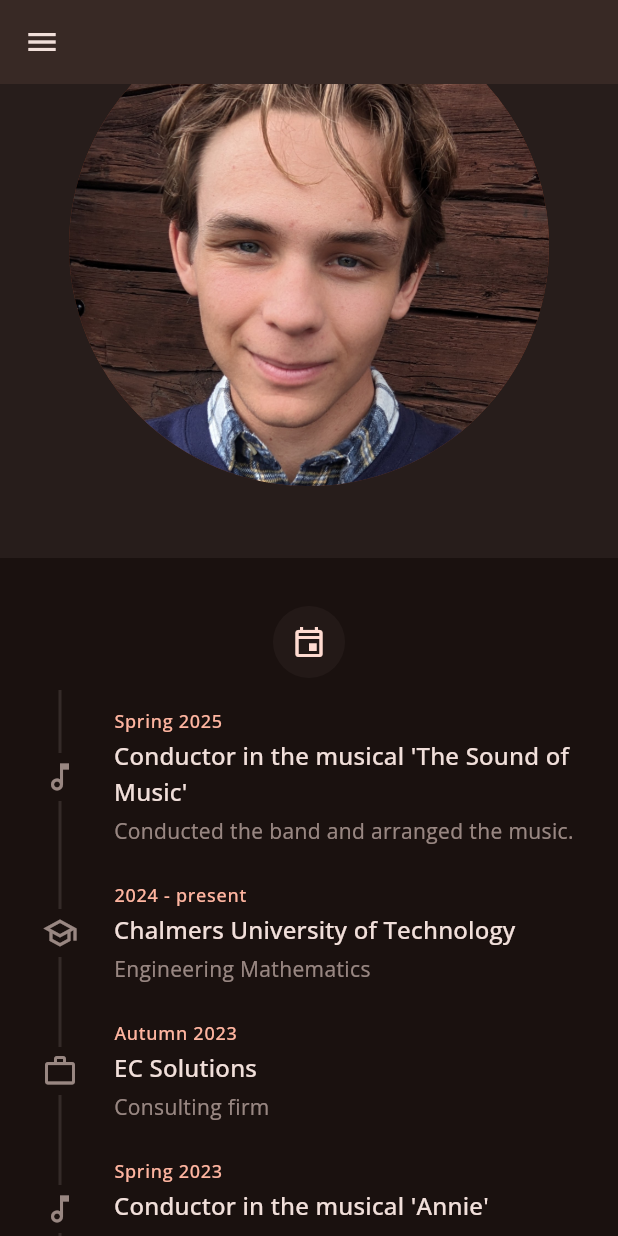
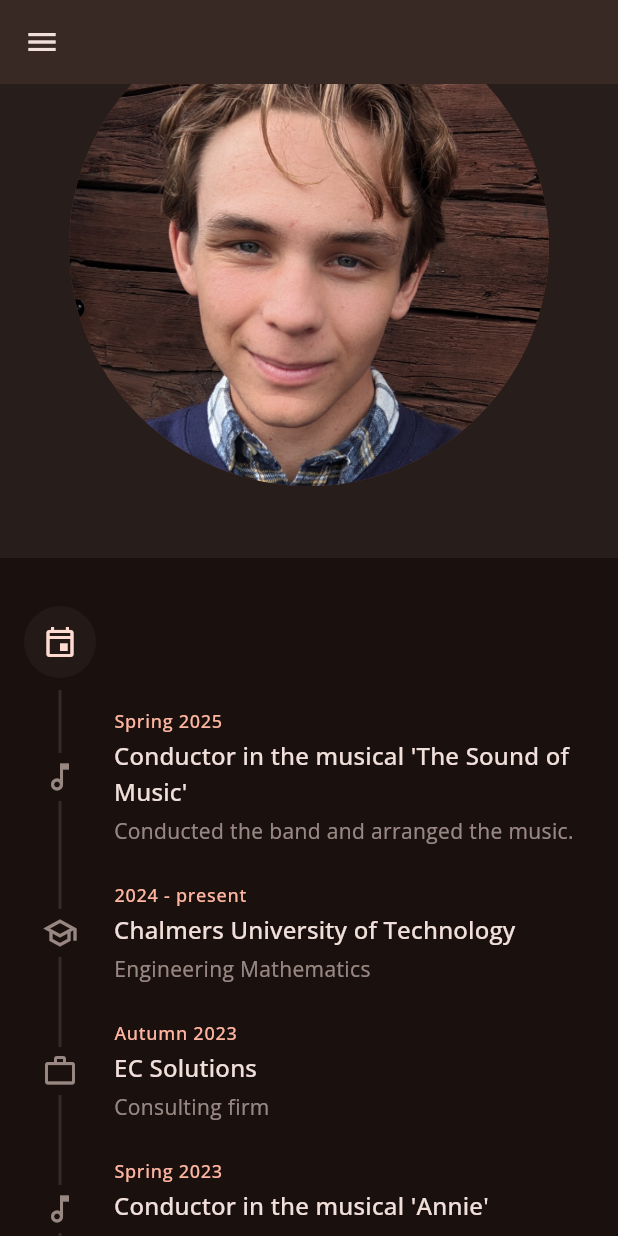
Before and after one commit to bemain/bemain.github.io, a Flutter app: the screen it shows after launch, scrolled down 1152 dp, on a phone screen of 412 x 824 dp. Run offline on Flutter 3.47's test engine with Material 3 defaults, Android fonts, the phone set to English and light mode, and no system bars; our stand-ins replace flutter_markdown, flutter_svg, go_router, google_fonts, timelines_plus; missing offline and left inert: markdown.

Commit message:
Fix alignment problems on the timeline section

```diff
--- a/lib/timeline_section.dart
+++ b/lib/timeline_section.dart
@@ -176,6 +176,10 @@ class _TimelineSectionState extends State<TimelineSection> {
         child: ConstrainedBox(
           constraints: BoxConstraints(maxWidth: 1024),
           child: Column(
+            crossAxisAlignment: switch (windowSize) {
+              WindowSize.compact => CrossAxisAlignment.start,
+              _ => CrossAxisAlignment.center,
+            },
             children: [
               CircleAvatar(
                 backgroundColor:
@@ -197,11 +201,10 @@ class _TimelineSectionState extends State<TimelineSection> {
                   },
                   startConnectorBuilder: (context, index) =>
                       SolidLineConnector(),
-                  endConnectorBuilder: (context, index) => ((isExpanded ||
-                              events.length <= widget.initialEventsShown) &&
-                          index == events.length - 1)
-                      ? null
-                      : SolidLineConnector(),
+                  endConnectorBuilder: (context, index) =>
+                      (index == TimelineSection.events.length - 1)
+                          ? null
+                          : SolidLineConnector(),
                   indicatorBuilder: (context, index) => ContainerIndicator(
                     child: Padding(
                       padding: EdgeInsets.symmetric(
```
